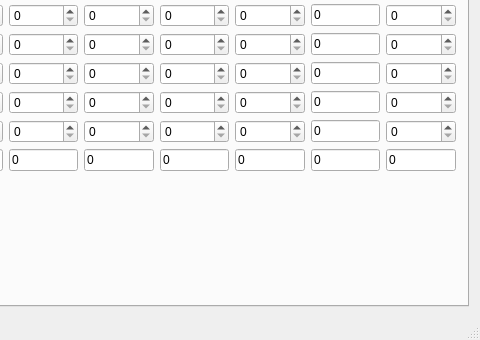
apocolypse600/PathfinderCharacterCreator, file mainwindow.ui: the form before one commit; both pictures show x 392 to 872 and y 223 to 563 of the 872 by 563 pixel window.
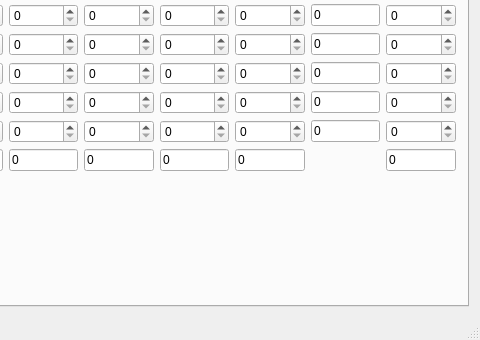
The form after the commit.

Commit message: Calculate the totals of the stats in the Class Info tab

```diff
--- a/mainwindow.ui
+++ b/mainwindow.ui
@@ -908,16 +908,6 @@
             </property>
            </widget>
           </item>
-          <item row="6" column="8">
-           <widget class="QLineEdit" name="lineEditHitDieTotal">
-            <property name="text">
-             <string>0</string>
-            </property>
-            <property name="readOnly">
-             <bool>true</bool>
-            </property>
-           </widget>
-          </item>
           <item row="6" column="9">
            <widget class="QLineEdit" name="lineEditHPGainedTotal">
             <property name="text">
```
Left out of the diff: 1 changed line with no effect on the pictures. The commit also changes 2 other files.
